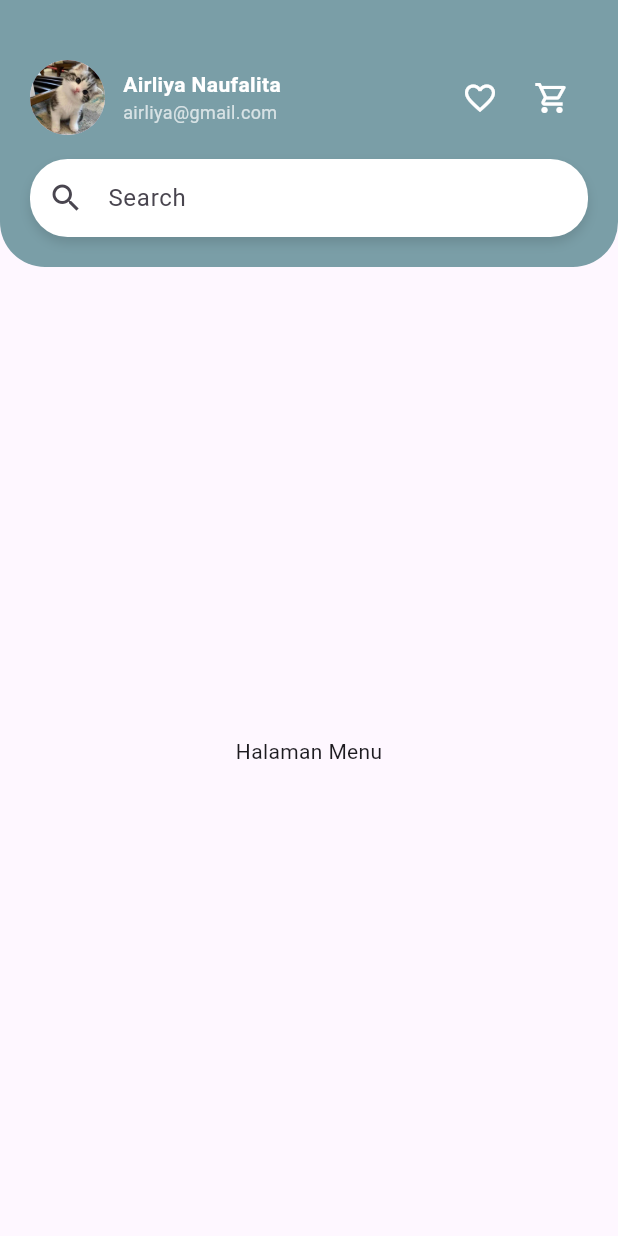
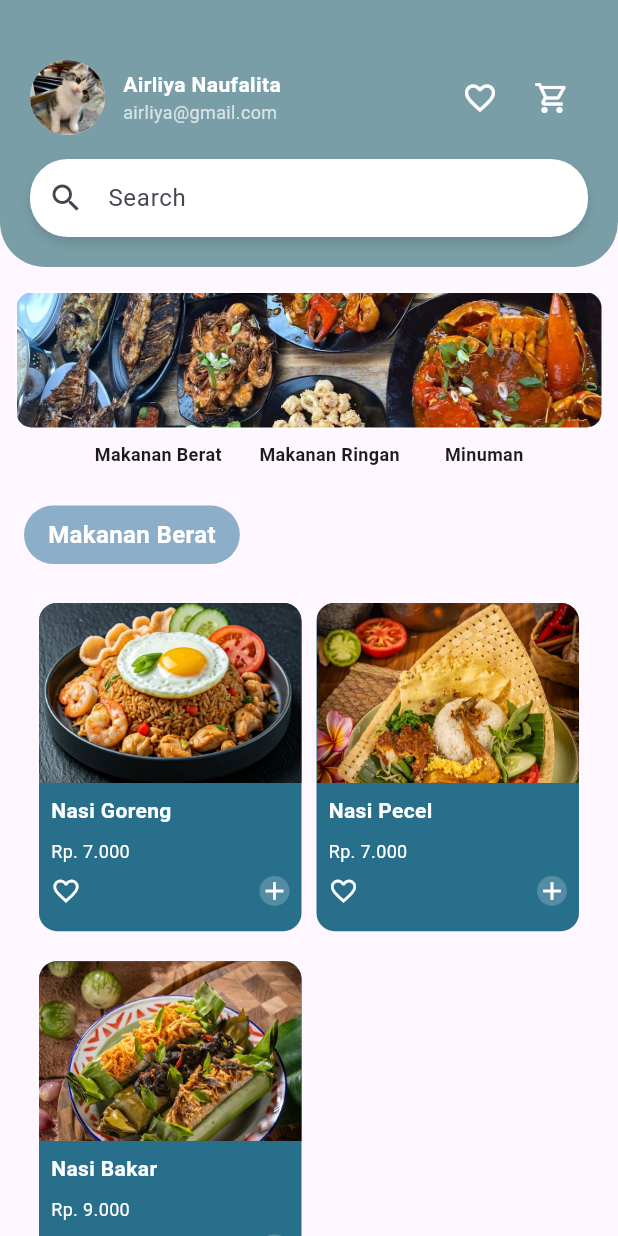
Before and after one commit to airilyanaufalita/DcanS, a Flutter app: the MenuPage screen opened directly, on a phone screen of 412 x 824 dp. Run offline on Flutter 3.47's test engine with Material 3 defaults, Android fonts, the phone set to English and light mode, and no system bars; our stand-ins replace get.

Commit message:
tambah minum

```diff
--- a/lib/makanan berat.dart
+++ b/lib/makanan berat.dart
@@ -4,12 +4,16 @@ import 'header.dart';
 class MenuPage extends StatelessWidget {
   final void Function(int)? onTabChanged;
 
-  const MenuPage({Key? key, this.onTabChanged}) : super(key: key);
+  const MenuPage({super.key, this.onTabChanged});
 
   @override
   Widget build(BuildContext context) {
     return Scaffold(
-      body: Column(
+      body: CustomScrollView(
+        slivers: [
+          SliverToBoxAdapter(
+            child: Column(
+              crossAxisAlignment: CrossAxisAlignment.start,
               children: [
                 HeaderWidget(
                   username: "Airliya Naufalita",
@@ -17,11 +21,150 @@ class MenuPage extends StatelessWidget {
                   onFavoritePressed: () => onTabChanged?.call(1),
                   onCartPressed: () => onTabChanged?.call(0),
                 ),
-          const Expanded(
-            child: Center(child: Text('Halaman Menu')),
+                const SizedBox(height: 16),
+
+                Center(
+                  child: Column(
+                    children: [
+                      Container(
+                        decoration: BoxDecoration(
+                          borderRadius: BorderRadius.circular(22),
+                          border: Border.all(color: const Color.fromARGB(255, 255, 255, 255), width: 1),
+                        ),
+                        child: ClipRRect(
+                          borderRadius: BorderRadius.circular(10),
+                          child: Image.asset(
+                            'assets/images/maem.jpg',
+                            width: 390,
+                            height: 90,
+                            fit: BoxFit.cover,
+                          ),
+                        ),
+                      ),
+                      const SizedBox(height: 8),
+                      const Row(
+                        mainAxisAlignment: MainAxisAlignment.center,
+                        children: [
+                          Text('Makanan Berat', style: TextStyle(fontWeight: FontWeight.bold, fontSize: 12)),
+                          SizedBox(width: 25),
+                          Text('Makanan Ringan', style: TextStyle(fontWeight: FontWeight.bold, fontSize: 12)),
+                          SizedBox(width: 30),
+                          Text('Minuman', style: TextStyle(fontWeight: FontWeight.bold, fontSize: 12)),
+                        ],
+                      ),
+                    ],
+                  ),
+                ),
+
+                const SizedBox(height: 26),
+
+                // Judul "Makanan Berat"
+                Padding(
+                  padding: const EdgeInsets.symmetric(horizontal: 16),
+                  child: Container(
+                    padding: const EdgeInsets.symmetric(horizontal: 16, vertical: 8),
+                    decoration: BoxDecoration(
+                      color: const Color(0xFF8CAEC9),
+                      borderRadius: BorderRadius.circular(20),
+                    ),
+                    child: const Text(
+                      'Makanan Berat',
+                      style: TextStyle(
+                        fontSize: 16,
+                        fontWeight: FontWeight.bold,
+                        color: Colors.white,
+                      ),
+                    ),
+                  ),
+                ),
+
+                const SizedBox(height: 26),
+              ],
+            ),
+          ),
+
+          // Grid makanan berat
+          SliverPadding(
+            padding: const EdgeInsets.symmetric(horizontal: 26),
+            sliver: SliverGrid.count(
+              crossAxisCount: 2,
+              crossAxisSpacing: 10,
+              mainAxisSpacing: 20,
+              childAspectRatio: 0.8,
+              children: const [
+                FoodCard(image: 'assets/images/nasgor.jpg', name: 'Nasi Goreng', price: 'Rp. 7.000'),
+                FoodCard(image: 'assets/images/pecel.jpg', name: 'Nasi Pecel', price: 'Rp. 7.000'),
+                FoodCard(image: 'assets/images/Nasi Bakar.jpg', name: 'Nasi Bakar', price: 'Rp. 9.000'),
+              ],
+            ),
           ),
         ],
       ),
     );
   }
 }
+
+class FoodCard extends StatelessWidget {
+  final String image;
+  final String name;
+  final String price;
+
+  const FoodCard({super.key, required this.image, required this.name, required this.price});
+
+  @override
+  Widget build(BuildContext context) {
+    return Container(
+      decoration: BoxDecoration(
+        color: const Color(0xFF286F8C),
+        borderRadius: BorderRadius.circular(12),
+      ),
+      child: Column(
+        crossAxisAlignment: CrossAxisAlignment.start,
+        children: [
+          ClipRRect(
+            borderRadius: const BorderRadius.vertical(top: Radius.circular(12)),
+            child: Image.asset(image, height: 120, width: double.infinity, fit: BoxFit.cover),
+          ),
+          Padding(
+            padding: const EdgeInsets.all(8.0),
+            child: Column(
+              crossAxisAlignment: CrossAxisAlignment.start,
+              children: [
+                Text(
+                  name,
+                  style: const TextStyle(
+                    fontWeight: FontWeight.bold,
+                    color: Colors.white,
+                    fontSize: 14,
+                  ),
+                ),
+                const SizedBox(height: 9),
+                Text(
+                  price,
+                  style: const TextStyle(
+                    color: Colors.white,
+                    fontSize: 12,
+                  ),
+                ),
+                const SizedBox(height: 8),
+                Row(
+                  children: [
+                    const Icon(Icons.favorite_border, size: 20, color: Colors.white),
+                    const Spacer(),
+                    Container(
+                      decoration: BoxDecoration(
+                        shape: BoxShape.circle,
+                        color: Colors.white.withOpacity(0.2),
+                      ),
+                      child: const Icon(Icons.add, size: 20, color: Colors.white),
+                    ),
+                  ],
+                ),
+              ],
+            ),
+          ),
+        ],
+      ),
+    );
+  }
+}
```
Also changed, not shown: lib/manu.dart (added). Lines whose indentation alone changed are shown as unchanged.
